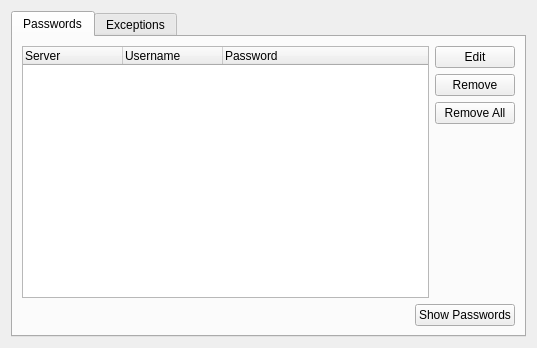
This is src/preferences/autofillmanager.ui in QupZilla/qupzilla as Qt 5 draws it before an edit. The edited form follows.
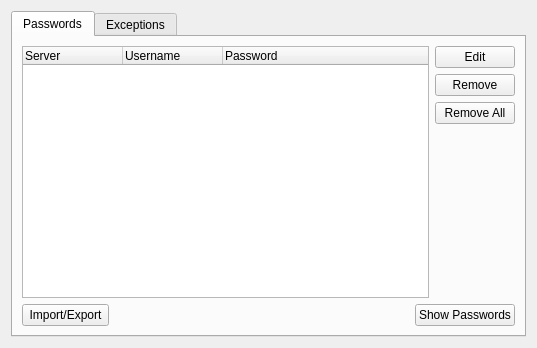
This is the edited form.

Commit message: Option to Import/Export passwords into/from XML file. - also updated Portuguese language

Patch:
```diff
--- a/src/preferences/autofillmanager.ui
+++ b/src/preferences/autofillmanager.ui
@@ -92,6 +92,26 @@
        </item>
        <item row="1" column="0" colspan="2">
         <layout class="QHBoxLayout" name="showPasswordsLayout">
+         <item>
+          <widget class="QToolButton" name="importExport">
+           <property name="sizePolicy">
+            <sizepolicy hsizetype="Preferred" vsizetype="Preferred">
+             <horstretch>0</horstretch>
+             <verstretch>0</verstretch>
+            </sizepolicy>
+           </property>
+           <property name="text">
+            <string>Import/Export</string>
+           </property>
+          </widget>
+         </item>
+         <item>
+          <widget class="QLabel" name="importExportLabel">
+           <property name="text">
+            <string/>
+           </property>
+          </widget>
+         </item>
          <item>
           <spacer name="horizontalSpacer">
            <property name="orientation">
```
The commit also changes 23 other files.
